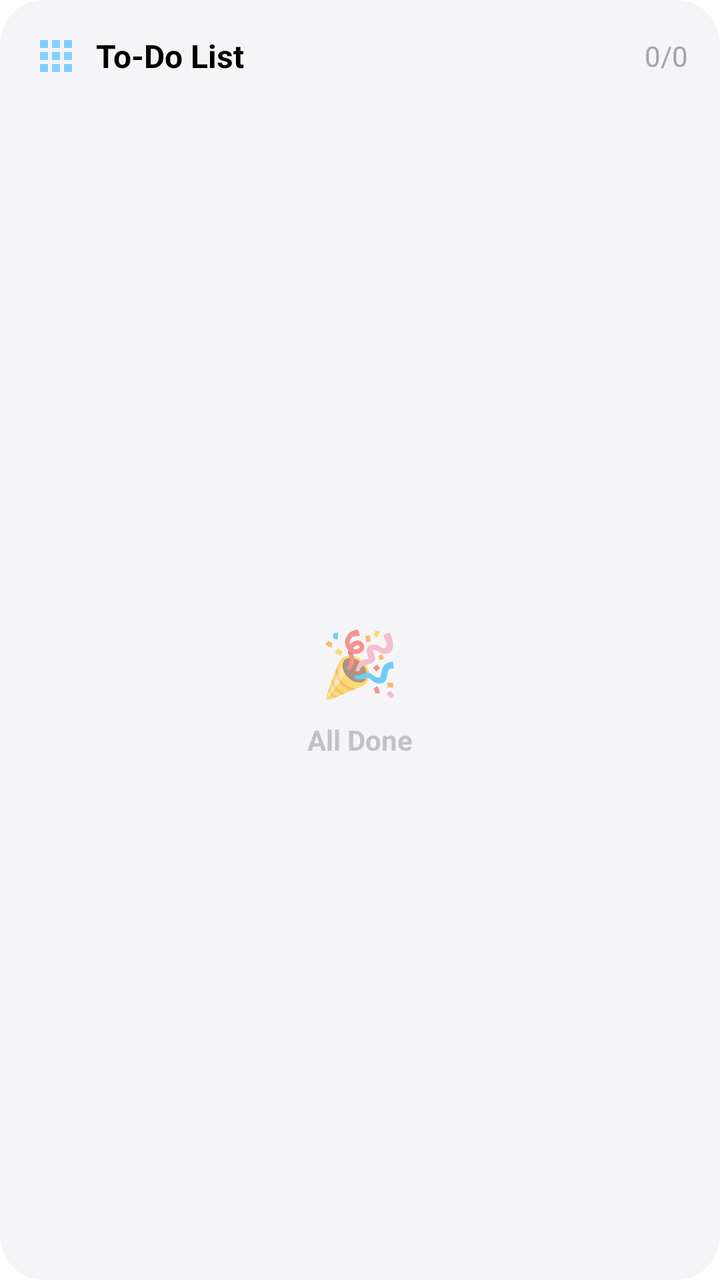
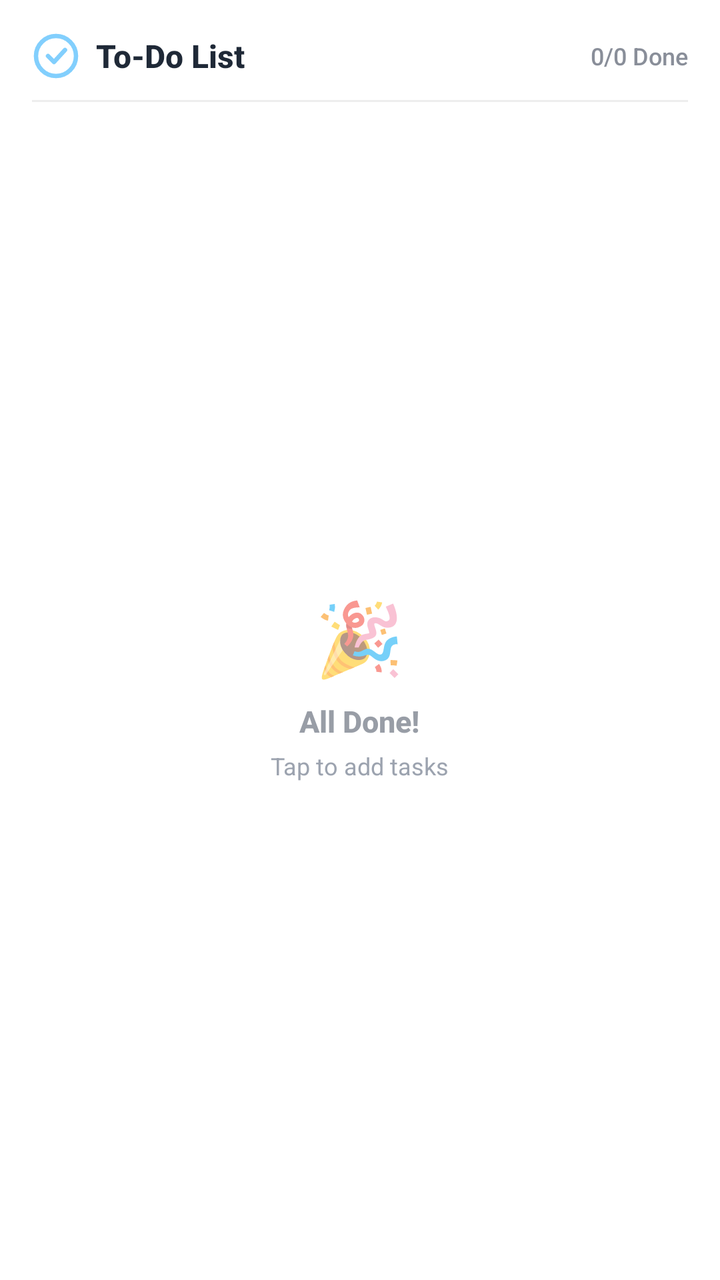

An Android layout rendered at two revisions. The XML below is the earlier revision; the diff shows what the commit changed to produce the second picture.
<!-- AndroidManifest.xml: fallback theme Theme.MaterialComponents.DayNight.NoActionBar -->
<!-- res/layout/todo_widget_layout.xml -->
<?xml version="1.0" encoding="utf-8"?>
<FrameLayout xmlns:android="http://schemas.android.com/apk/res/android"
    android:id="@+id/widget_header"
    android:layout_width="match_parent"
    android:layout_height="match_parent"
    android:background="@drawable/widget_container_background"
    android:padding="16dp"
    android:clickable="true"
    android:focusable="true">

    <LinearLayout
        android:layout_width="match_parent"
        android:layout_height="match_parent"
        android:orientation="vertical">

        
        <LinearLayout
            android:layout_width="match_parent"
            android:layout_height="wrap_content"
            android:gravity="center_vertical"
            android:orientation="horizontal"
            android:paddingBottom="12dp">

            <ImageView
                android:id="@+id/widget_icon"
                android:layout_width="24dp"
                android:layout_height="24dp"
                android:src="@drawable/ic_widget"
                android:tint="#82CFFD"
                android:contentDescription="Icon" />

            <TextView
                android:id="@+id/widget_title"
                android:layout_width="0dp"
                android:layout_height="wrap_content"
                android:layout_weight="1"
                android:layout_marginStart="8dp"
                android:text="To-Do List"
                android:textSize="16sp"
                android:textStyle="bold"
                android:textColor="@color/text_primary" />

            
            <TextView
                android:id="@+id/todos_progress"
                android:layout_width="wrap_content"
                android:layout_height="wrap_content"
                android:text="0/0"
                android:textSize="14sp"
                android:textColor="@color/text_secondary"
                android:alpha="0.8" />

        </LinearLayout>

        
        <LinearLayout
            android:layout_width="match_parent"
            android:layout_height="1dp"
            android:background="#FFFFFF"
            android:alpha="0.15" />

        
        <FrameLayout
            android:layout_width="match_parent"
            android:layout_height="0dp"
            android:layout_weight="1"
            android:paddingTop="12dp">

            
            <ListView
                android:id="@+id/todos_list"
                android:layout_width="match_parent"
                android:layout_height="match_parent"
                android:divider="@null"
                android:dividerHeight="8dp"
                android:scrollbars="none"
                android:visibility="gone" />

            
            <LinearLayout
                android:id="@+id/empty_state"
                android:layout_width="wrap_content"
                android:layout_height="wrap_content"
                android:layout_gravity="center"
                android:gravity="center"
                android:orientation="vertical"
                android:visibility="visible">

                <TextView
                    android:layout_width="wrap_content"
                    android:layout_height="wrap_content"
                    android:text="🎉"
                    android:textSize="32sp" />

                <TextView
                    android:layout_width="wrap_content"
                    android:layout_height="wrap_content"
                    android:layout_marginTop="8dp"
                    android:text="All Done"
                    android:textSize="14sp"
                    android:textColor="@color/text_secondary"
                    android:alpha="0.5"
                    android:textStyle="bold" />
            </LinearLayout>
        </FrameLayout>

    </LinearLayout>

</FrameLayout>
<!-- resources referenced by this layout -->
<resources>
  <color name="text_primary">#000000</color>
  <color name="text_secondary">#8E8E93</color>
  <!-- drawable ic_widget (drawable) -->
  <?xml version="1.0" encoding="utf-8"?>
  <vector xmlns:android="http://schemas.android.com/apk/res/android"
      android:width="24dp"
      android:height="24dp"
      android:viewportWidth="24"
      android:viewportHeight="24">
      <path
          android:fillColor="#FFFFFF"
          android:pathData="M4,8h4V4H4V8zM10,20h4v-4h-4V20zM4,20h4v-4H4V20zM4,14h4v-4H4V14zM10,14h4v-4h-4V14zM16,4v4h4V4H16zM10,8h4V4h-4V8zM16,14h4v-4h-4V14zM16,20h4v-4h-4V20z"/>
  </vector>
  <!-- drawable widget_container_background (drawable) -->
  <?xml version="1.0" encoding="utf-8"?>
  <shape xmlns:android="http://schemas.android.com/apk/res/android"
      android:shape="rectangle">
      <solid android:color="@color/widget_background"/>
      <corners android:radius="22dp"/>
  </shape>
  <color name="widget_background">#F5F5F7</color>
</resources>

<!-- the commit's change to res/layout/todo_widget_layout.xml (unified diff, before → after) -->
@@ -4,13 +4,22 @@
     android:layout_width="match_parent"
     android:layout_height="match_parent"
     android:background="@drawable/widget_container_background"
-    android:padding="16dp"
+    android:padding="0dp"
     android:clickable="true"
     android:focusable="true">
+
+    <ImageView
+        android:id="@+id/widget_bg_image"
+        android:layout_width="match_parent"
+        android:layout_height="match_parent"
+        android:scaleType="centerCrop"
+        android:contentDescription="@null"
+        android:visibility="gone" />
 
     <LinearLayout
         android:layout_width="match_parent"
         android:layout_height="match_parent"
+        android:padding="16dp"
         android:orientation="vertical">
 
         
@@ -19,15 +28,14 @@
             android:layout_height="wrap_content"
             android:gravity="center_vertical"
             android:orientation="horizontal"
-            android:paddingBottom="12dp">
+            android:paddingBottom="10dp">
 
             <ImageView
                 android:id="@+id/widget_icon"
                 android:layout_width="24dp"
                 android:layout_height="24dp"
-                android:src="@drawable/ic_widget"
-                android:tint="#82CFFD"
-                android:contentDescription="Icon" />
+                android:src="@drawable/ic_feature_todos"
+                android:contentDescription="Todo Icon" />
 
             <TextView
                 android:id="@+id/widget_title"
@@ -38,6 +46,7 @@
                 android:text="To-Do List"
                 android:textSize="16sp"
                 android:textStyle="bold"
+                android:fontFamily="sans-serif-medium"
                 android:textColor="@color/text_primary" />
 
             
@@ -45,26 +54,26 @@
                 android:id="@+id/todos_progress"
                 android:layout_width="wrap_content"
                 android:layout_height="wrap_content"
-                android:text="0/0"
-                android:textSize="14sp"
+                android:text="0/0 Done"
+                android:textSize="12sp"
                 android:textColor="@color/text_secondary"
+                android:fontFamily="sans-serif-medium"
                 android:alpha="0.8" />
 
         </LinearLayout>
 
         
-        <LinearLayout
+        <FrameLayout
             android:layout_width="match_parent"
             android:layout_height="1dp"
-            android:background="#FFFFFF"
-            android:alpha="0.15" />
+            android:background="@color/widget_divider" />
 
         
         <FrameLayout
             android:layout_width="match_parent"
             android:layout_height="0dp"
             android:layout_weight="1"
-            android:paddingTop="12dp">
+            android:paddingTop="10dp">
 
             
             <ListView
@@ -72,8 +81,11 @@
                 android:layout_width="match_parent"
                 android:layout_height="match_parent"
                 android:divider="@null"
-                android:dividerHeight="8dp"
+                android:dividerHeight="0dp"
                 android:scrollbars="none"
+                android:fadingEdge="vertical"
+                android:fadingEdgeLength="24dp"
+                android:clipToPadding="false"
                 android:visibility="gone" />
 
             
@@ -90,17 +102,28 @@
                     android:layout_width="wrap_content"
                     android:layout_height="wrap_content"
                     android:text="🎉"
-                    android:textSize="32sp" />
+                    android:textSize="36sp" />
 
                 <TextView
                     android:layout_width="wrap_content"
                     android:layout_height="wrap_content"
                     android:layout_marginTop="8dp"
-                    android:text="All Done"
-                    android:textSize="14sp"
+                    android:text="All Done!"
+                    android:textSize="15sp"
                     android:textColor="@color/text_secondary"
-                    android:alpha="0.5"
+                    android:fontFamily="sans-serif-medium"
+                    android:alpha="0.7"
                     android:textStyle="bold" />
+
+                <TextView
+                    android:layout_width="wrap_content"
+                    android:layout_height="wrap_content"
+                    android:layout_marginTop="4dp"
+                    android:text="Tap to add tasks"
+                    android:textSize="12sp"
+                    android:textColor="@color/text_tertiary"
+                    android:fontFamily="sans-serif" />
+
             </LinearLayout>
         </FrameLayout>
 
<!-- resource entries referenced after the edit -->
@@ -1,17 +1,30 @@
 <!-- resources referenced by this layout -->
 <resources>
-  <color name="text_primary">#000000</color>
-  <color name="text_secondary">#8E8E93</color>
-  <!-- drawable ic_widget (drawable) -->
-  <?xml version="1.0" encoding="utf-8"?>
+  <color name="text_primary">#1F2937</color>
+  <color name="text_secondary">#6B7280</color>
+  <color name="text_tertiary">#9CA3AF</color>
+  <color name="widget_divider">#12000000</color>
+  <!-- drawable ic_feature_todos (drawable) -->
   <vector xmlns:android="http://schemas.android.com/apk/res/android"
       android:width="24dp"
       android:height="24dp"
       android:viewportWidth="24"
       android:viewportHeight="24">
+      
       <path
-          android:fillColor="#FFFFFF"
-          android:pathData="M4,8h4V4H4V8zM10,20h4v-4h-4V20zM4,20h4v-4H4V20zM4,14h4v-4H4V14zM10,14h4v-4h-4V14zM16,4v4h4V4H16zM10,8h4V4h-4V8zM16,14h4v-4h-4V14zM16,20h4v-4h-4V20z"/>
+          android:fillColor="#00000000"
+          android:strokeColor="#82CFFD"
+          android:strokeWidth="2.2"
+          android:strokeLineCap="round"
+          android:pathData="M12,2A10,10 0 1,0 22,12A10,10 0 0,0 12,2Z"/>
+      
+      <path
+          android:fillColor="#00000000"
+          android:strokeColor="#82CFFD"
+          android:strokeWidth="2.2"
+          android:strokeLineCap="round"
+          android:strokeLineJoin="round"
+          android:pathData="M8,12l3,3 5.5,-6"/>
   </vector>
   <!-- drawable widget_container_background (drawable) -->
   <?xml version="1.0" encoding="utf-8"?>
@@ -20,6 +33,6 @@
       <solid android:color="@color/widget_background"/>
       <corners android:radius="22dp"/>
   </shape>
-  <color name="widget_background">#F5F5F7</color>
+  <color name="widget_background">#FFFFFF</color>
 </resources>
 
